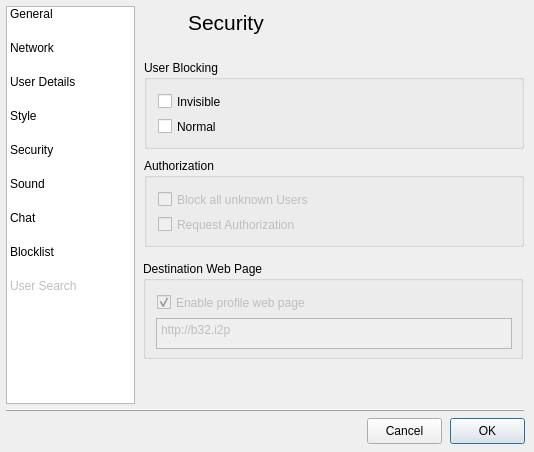
Old version of the form src/gui/form_settingsgui.ui in the repository vituperative/i2pchat.
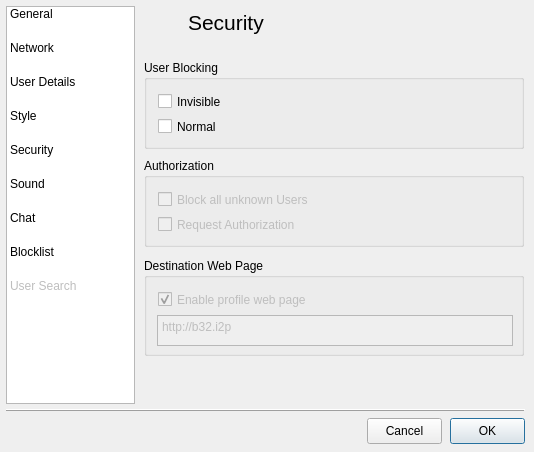
New version of the form. The open tabs and pages were chosen to show the change. Icons and pictures are not drawn.

Patch:
```diff
--- a/src/gui/form_settingsgui.ui
+++ b/src/gui/form_settingsgui.ui
@@ -2105,8 +2105,8 @@
      <widget class="QGroupBox" name="groupBox_11">
       <property name="geometry">
        <rect>
-        <x>3</x>
-        <y>253</y>
+        <x>4</x>
+        <y>250</y>
         <width>380</width>
         <height>98</height>
        </rect>
```
